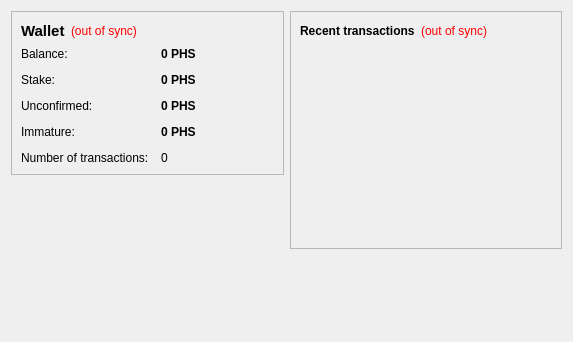
Above: src/qt/forms/overviewpage.ui from philosopherstonecoin/philosopherstone before the change. Below: the same form after it.
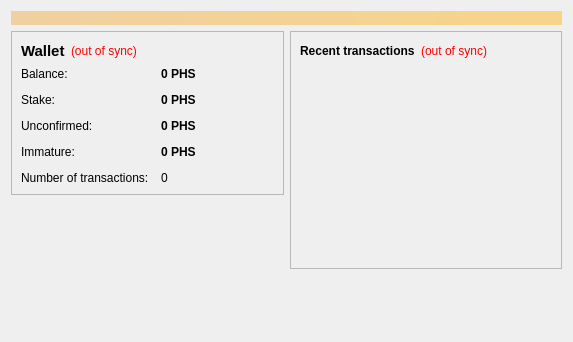
That is the form after the change. Icons and pictures are not drawn.

```diff
--- a/src/qt/forms/overviewpage.ui
+++ b/src/qt/forms/overviewpage.ui
@@ -13,6 +13,24 @@
   <property name="windowTitle">
    <string>Form</string>
   </property>
+  <layout class="QVBoxLayout" name="topLayout">
+   <item>
+    <widget class="QLabel" name="labelAlerts">
+     <property name="visible">
+      <bool>false</bool>
+     </property>
+     <property name="styleSheet">
+      <string notr="true">background-color: qlineargradient(x1: 0, y1: 0, x2: 1, y2: 0, stop:0 #F0D0A0, stop:1 #F8D488); color:#000000;</string>
+     </property>
+     <property name="wordWrap">
+      <bool>true</bool>
+     </property>
+     <property name="margin">
+      <number>3</number>
+     </property>
+    </widget>
+   </item>
+   <item>
   <layout class="QHBoxLayout" name="horizontalLayout" stretch="1,1">
    <item>
     <layout class="QVBoxLayout" name="verticalLayout_2">
@@ -238,11 +256,17 @@
       </widget>
      </item>
      <item>
-      <widget class="QLabel" name="label_61">
-       <property name="text">
-        <string/>
-       </property>
-      </widget>
+        <spacer name="verticalSpacer">
+         <property name="orientation">
+          <enum>Qt::Vertical</enum>
+         </property>
+         <property name="sizeHint" stdset="0">
+          <size>
+           <width>20</width>
+           <height>40</height>
+          </size>
+         </property>
+        </spacer>
      </item>
     </layout>
    </item>
@@ -335,6 +359,8 @@
     </layout>
    </item>
   </layout>
+   </item>
+  </layout>
  </widget>
  <resources>
   <include location="../bitcoin.qrc"/>
```
Left out of the diff: 57 changed lines with no effect on the pictures. Lines whose indentation alone changed are shown as unchanged.
